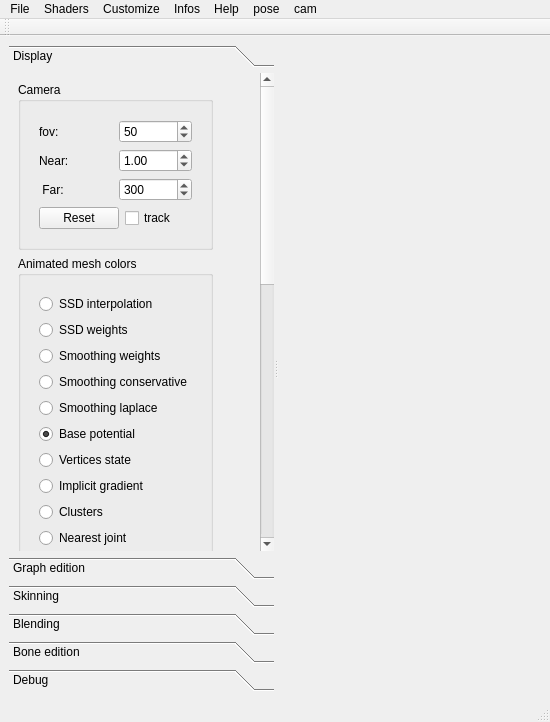
This is include/qt_gui/SKIN/main_window_skin.ui in zewt/maya-implicit-skinning as Qt 5 draws it before an edit. The edited form follows.
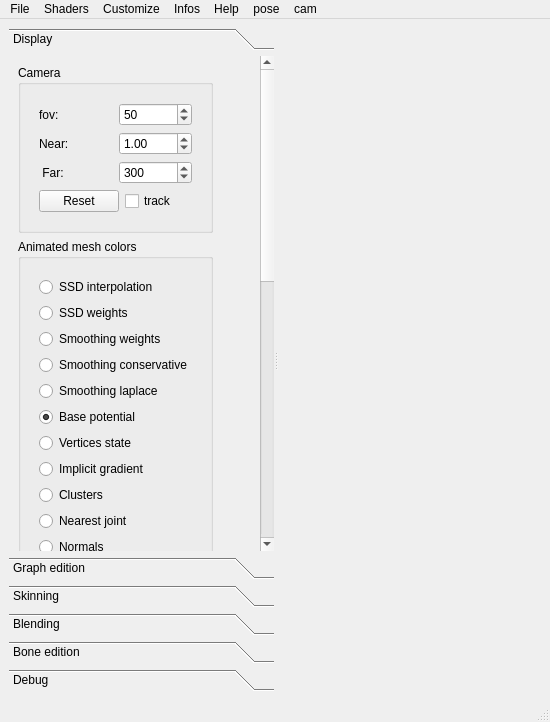
This is the edited form. Custom widgets are drawn as their Qt base class.

```diff
--- a/include/qt_gui/SKIN/main_window_skin.ui
+++ b/include/qt_gui/SKIN/main_window_skin.ui
@@ -2605,17 +2605,6 @@
    <addaction name="menuCam"/>
   </widget>
   <widget class="QStatusBar" name="statusbar"/>
-  <widget class="Toolbar" name="toolBar">
-   <property name="windowTitle">
-    <string>Tools</string>
-   </property>
-   <attribute name="toolBarArea">
-    <enum>TopToolBarArea</enum>
-   </attribute>
-   <attribute name="toolBarBreak">
-    <bool>false</bool>
-   </attribute>
-  </widget>
   <action name="actionLoad_mesh">
    <property name="text">
     <string>Load mesh</string>
@@ -2750,13 +2739,6 @@
    </property>
   </action>
  </widget>
- <customwidgets>
-  <customwidget>
-   <class>Toolbar</class>
-   <extends>QToolBar</extends>
-   <header>qt_gui/common/toolbars/toolbar.hpp</header>
-  </customwidget>
- </customwidgets>
  <resources/>
  <connections>
   <connection>
```
